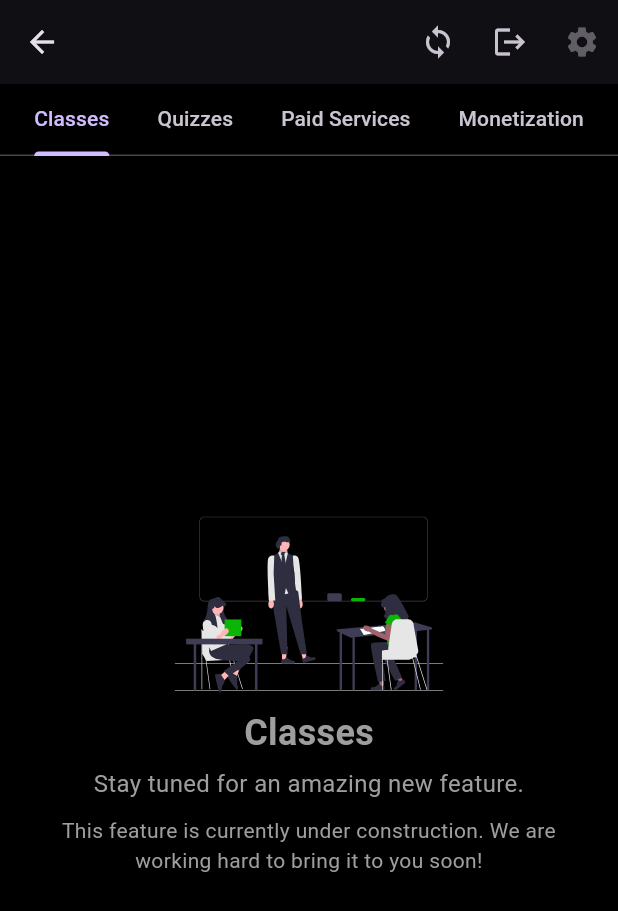
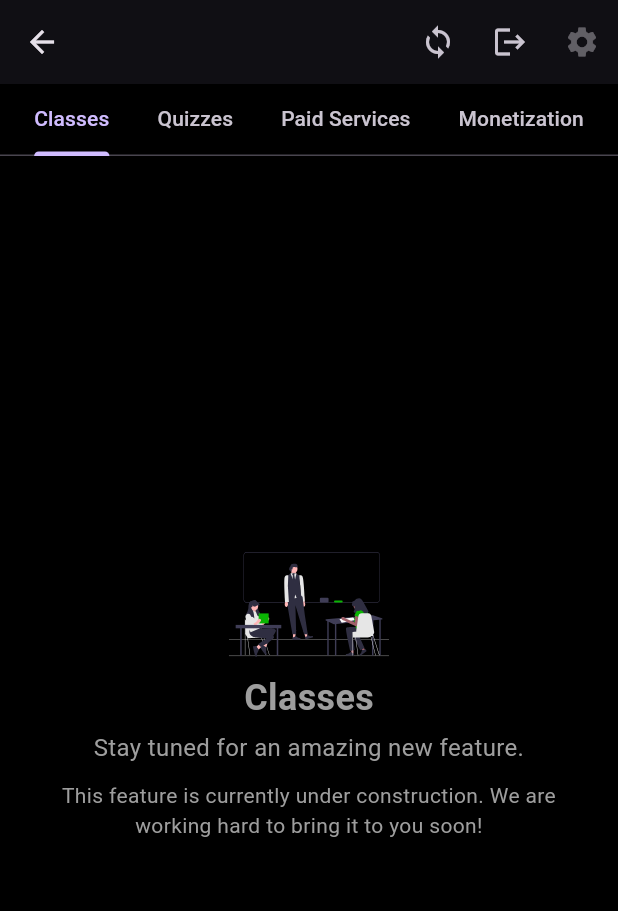
Before and after one commit to 45afeef/edutik, a Flutter app: the ProfilePage screen opened by its route, scrolled down 311 dp, on a phone screen of 412 x 824 dp. Shown: the top 911 px of the screen. Run offline on Flutter 3.47's test engine with Material 3 defaults, Android fonts, the phone set to English and light mode, and no system bars; our stand-ins replace cloud_firestore, connectivity_plus, firebase_auth, firebase_core, flip_card, flutter_animate and 8 more; accounts and stored records are empty; network calls fail.

Commit message:
folder restructured

```diff
--- a/lib/src/features/homepage/p/profile/w/profile_uploads.dart
+++ b/lib/src/features/homepage/p/profile/w/profile_uploads.dart
@@ -1,6 +1,6 @@
 import 'package:flutter/material.dart';
 
-import '../../../w/upcomming_feature.dart';
+import '../../w/upcomming_feature.dart';
 import 'quizzes_grid_widget.dart';
 
 class HorizontalScrollPage extends StatelessWidget {
--- a/lib/src/features/homepage/w/upcomming_feature.dart
+++ b/lib/src/features/homepage/p/w/upcomming_feature.dart
@@ -38,11 +38,14 @@ class UpcomingFeature extends StatelessWidget {
         mainAxisAlignment: MainAxisAlignment.center,
         mainAxisSize: MainAxisSize.max,
         children: [
-          AspectRatio(
-            aspectRatio: 3,
-            child: (imageUrl != null)
-                ? Image.network(imageUrl!)
-                : SvgPicture.asset(randomImage),
+          SizedBox(
+            height: 70,
+            child: AspectRatio(
+              aspectRatio: 3,
+              child: (imageUrl != null)
+                  ? Image.network(imageUrl!)
+                  : SvgPicture.asset(randomImage),
+            ),
           ),
           const SizedBox(height: 10),
           Text(
--- a/lib/utils/database/dummy_service.dart
+++ b/lib/utils/database/dummy_service.dart
@@ -101,7 +101,7 @@ class DummyService extends DatabaseService {
       case 'assessments':
         var assessment =
             await getData(collection: 'assessments', documentId: '1');
-        return List.generate(5, (i) => assessment);
+        return List.generate(50, (i) => assessment);
       default:
         // TODO: implement deleteData
         throw UnimplementedError();
--- a/lib/utils/routes.dart
+++ b/lib/utils/routes.dart
@@ -6,7 +6,7 @@ import '../src/features/assessment/p/result/p/result_screen.dart';
 import '../src/features/authentication/auth_middleware.dart';
 import '../src/features/authentication/signinpage.dart';
 import '../src/features/homepage/a/home_binding.dart';
-import '../src/features/homepage/homepage.dart';
+import '../src/features/homepage/p/homepage.dart';
 import '../src/features/homepage/p/creation/a/creation_binding.dart';
 import '../src/features/homepage/p/creation/creationpage.dart';
 import '../src/features/homepage/p/feed/feedpage.dart';
```
Also changed, not shown: lib/src/features/homepage/p/homepage.dart (renamed from lib/src/features/homepage/homepage.dart, +4 -4 lines).
